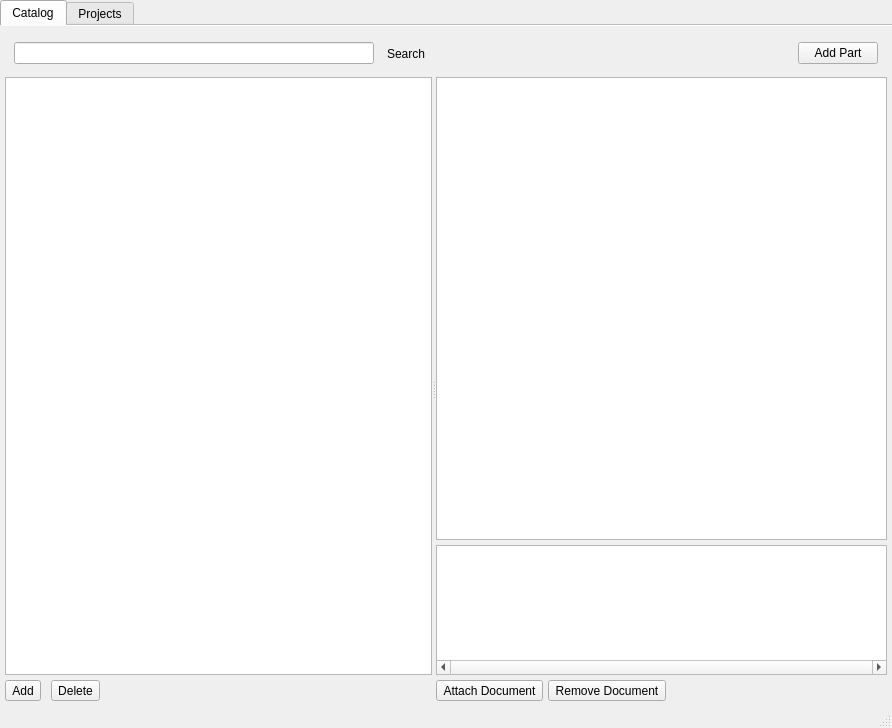
The window that qt/ElPartsMain.ui (abel-msk/PartsDB) describes before a commit, drawn with Qt 5.
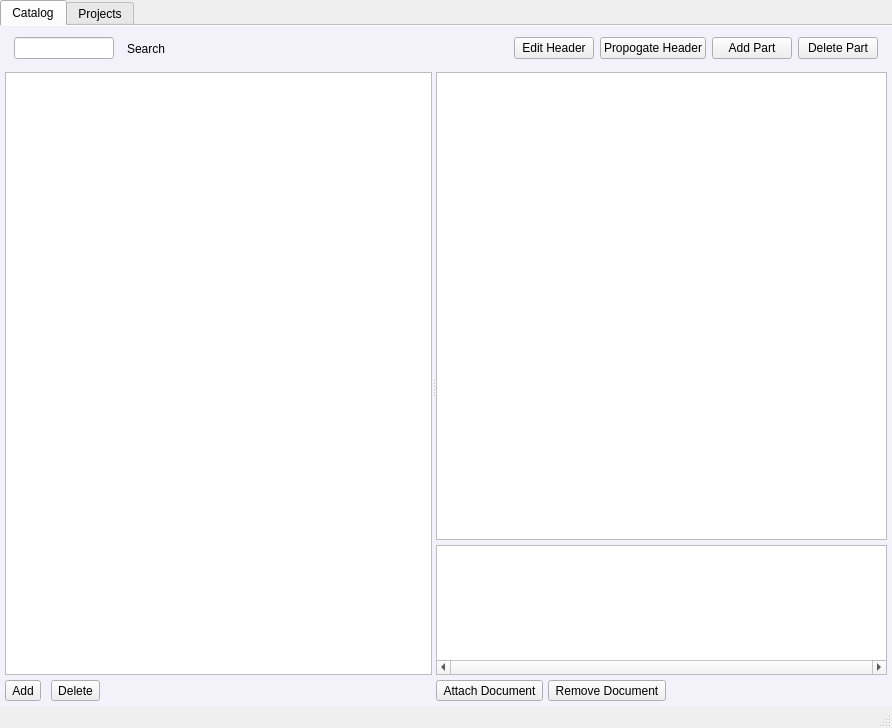
The same window after the commit. Icons and pictures are not drawn.

Commit message:
Header save keeps fields changed elsewhere; framed part icons
- Header.save() writes only the fields set since load, so a stale copy saving
  a column width no longer resets 'hidden' set in the header edit dialog.
- Parts table reloads headers after the dialog saves and restores the width
  of a column shown again.
- Part icons are drawn in a rounded white frame with a soft shadow; rows 60 px.
- Main window form: header edit/clone buttons, background palette.
- tests/test_header_hidden.py.

What changed in the file:
```diff
--- a/qt/ElPartsMain.ui
+++ b/qt/ElPartsMain.ui
@@ -72,6 +72,76 @@
          <height>0</height>
         </size>
        </property>
+       <property name="palette">
+        <palette>
+         <active>
+          <colorrole role="Base">
+           <brush brushstyle="SolidPattern">
+            <color alpha="255">
+             <red>255</red>
+             <green>255</green>
+             <blue>255</blue>
+            </color>
+           </brush>
+          </colorrole>
+          <colorrole role="Window">
+           <brush brushstyle="SolidPattern">
+            <color alpha="255">
+             <red>243</red>
+             <green>242</green>
+             <blue>251</blue>
+            </color>
+           </brush>
+          </colorrole>
+         </active>
+         <inactive>
+          <colorrole role="Base">
+           <brush brushstyle="SolidPattern">
+            <color alpha="255">
+             <red>255</red>
+             <green>255</green>
+             <blue>255</blue>
+            </color>
+           </brush>
+          </colorrole>
+          <colorrole role="Window">
+           <brush brushstyle="SolidPattern">
+            <color alpha="255">
+             <red>243</red>
+             <green>242</green>
+             <blue>251</blue>
+            </color>
+           </brush>
+          </colorrole>
+         </inactive>
+         <disabled>
+          <colorrole role="Base">
+           <brush brushstyle="SolidPattern">
+            <color alpha="255">
+             <red>243</red>
+             <green>242</green>
+             <blue>251</blue>
+            </color>
+           </brush>
+          </colorrole>
+          <colorrole role="Window">
+           <brush brushstyle="SolidPattern">
+            <color alpha="255">
+             <red>243</red>
+             <green>242</green>
+             <blue>251</blue>
+            </color>
+           </brush>
+          </colorrole>
+         </disabled>
+        </palette>
+       </property>
+       <property name="autoFillBackground">
+        <bool>true</bool>
+       </property>
+       <property name="styleSheet">
+        <string notr="true"/>
+       </property>
        <property name="inputMethodHints">
         <set>Qt::ImhSensitiveData</set>
        </property>
@@ -86,7 +156,7 @@
          <number>5</number>
         </property>
         <property name="topMargin">
-         <number>5</number>
+         <number>0</number>
         </property>
         <property name="rightMargin">
          <number>5</number>
@@ -114,6 +184,9 @@
             <height>50</height>
            </size>
           </property>
+          <property name="autoFillBackground">
+           <bool>false</bool>
+          </property>
           <layout class="QHBoxLayout" name="horizontalLayout_2">
            <property name="topMargin">
             <number>5</number>
@@ -122,7 +195,11 @@
             <number>0</number>
            </property>
            <item>
-            <widget class="QLineEdit" name="searchStr"/>
+            <widget class="QLineEdit" name="searchStr">
+             <property name="autoFillBackground">
+              <bool>false</bool>
+             </property>
+            </widget>
            </item>
            <item>
             <widget class="QToolButton" name="searchBtn">
@@ -157,13 +234,46 @@
              </property>
             </spacer>
            </item>
+           <item>
+            <widget class="QPushButton" name="EditHdrBtn">
+             <property name="autoFillBackground">
+              <bool>false</bool>
+             </property>
+             <property name="text">
+              <string>Edit Header</string>
+             </property>
+            </widget>
+           </item>
+           <item>
+            <widget class="QPushButton" name="CloneHdrBtn">
+             <property name="autoFillBackground">
+              <bool>false</bool>
+             </property>
+             <property name="text">
+              <string>Propogate Header</string>
+             </property>
+            </widget>
+           </item>
            <item>
             <widget class="QPushButton" name="addPartBtn">
+             <property name="autoFillBackground">
+              <bool>false</bool>
+             </property>
              <property name="text">
               <string>Add Part</string>
              </property>
             </widget>
            </item>
+           <item>
+            <widget class="QPushButton" name="DelPartBtn">
+             <property name="autoFillBackground">
+              <bool>false</bool>
+             </property>
+             <property name="text">
+              <string>Delete Part</string>
+             </property>
+            </widget>
+           </item>
           </layout>
          </widget>
         </item>
@@ -175,6 +285,9 @@
             <verstretch>0</verstretch>
            </sizepolicy>
           </property>
+          <property name="autoFillBackground">
+           <bool>false</bool>
+          </property>
           <property name="orientation">
            <enum>Qt::Horizontal</enum>
           </property>
@@ -215,6 +328,9 @@
                 <height>0</height>
                </size>
               </property>
+              <property name="autoFillBackground">
+               <bool>false</bool>
+              </property>
               <property name="showDropIndicator" stdset="0">
                <bool>false</bool>
               </property>
@@ -313,7 +429,7 @@
                </size>
               </property>
               <property name="autoFillBackground">
-               <bool>true</bool>
+               <bool>false</bool>
               </property>
               <property name="frameShape">
                <enum>QFrame::StyledPanel</enum>
```
Left out of the diff: 5 changed lines with no effect on the pictures. The commit also changes 5 other files.
